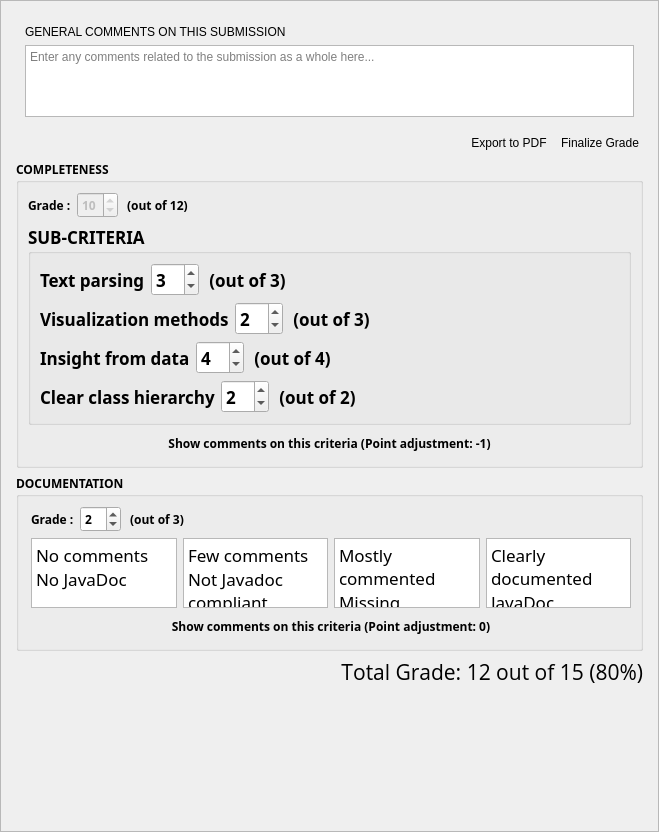
Old version of the form TurboGrade/ui/gradeview.ui in the repository wassgha/TurboGrade.
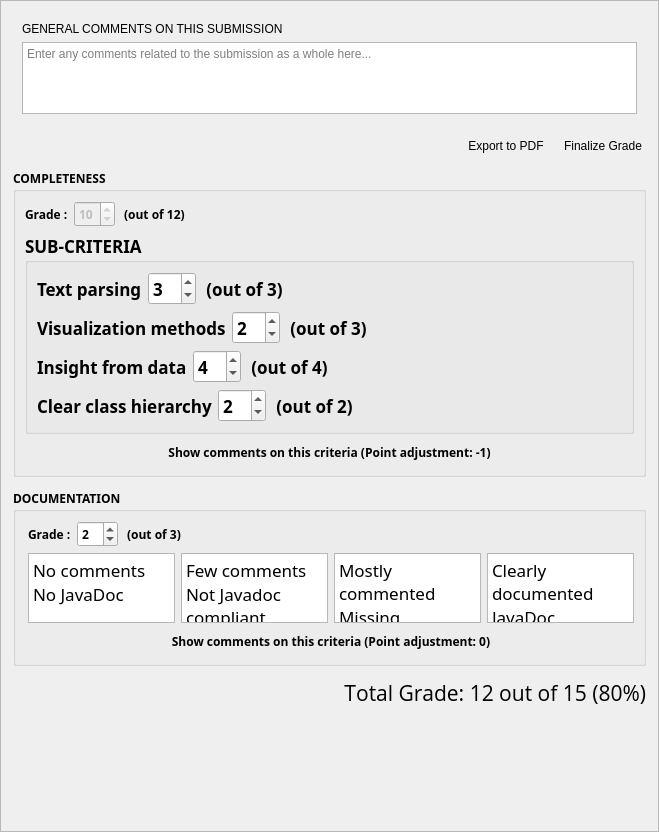
New version of the form.

```diff
--- a/TurboGrade/ui/gradeview.ui
+++ b/TurboGrade/ui/gradeview.ui
@@ -148,7 +148,7 @@
         <x>0</x>
         <y>0</y>
         <width>659</width>
-        <height>744</height>
+        <height>746</height>
        </rect>
       </property>
       <property name="sizePolicy">
@@ -164,20 +164,29 @@
        </size>
       </property>
       <layout class="QVBoxLayout" name="verticalLayout_3">
+       <property name="spacing">
+        <number>12</number>
+       </property>
        <property name="leftMargin">
-        <number>15</number>
+        <number>12</number>
        </property>
        <property name="topMargin">
-        <number>15</number>
+        <number>12</number>
        </property>
        <property name="rightMargin">
-        <number>15</number>
+        <number>12</number>
        </property>
        <property name="bottomMargin">
-        <number>15</number>
+        <number>12</number>
        </property>
        <item>
         <widget class="QWidget" name="general_comments_box" native="true">
+         <property name="sizePolicy">
+          <sizepolicy hsizetype="Preferred" vsizetype="Fixed">
+           <horstretch>0</horstretch>
+           <verstretch>0</verstretch>
+          </sizepolicy>
+         </property>
          <layout class="QVBoxLayout" name="verticalLayout_6">
           <item>
            <widget class="QLabel" name="general_comments_label">
```
